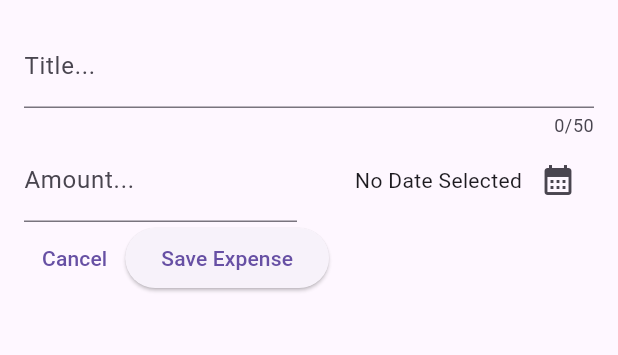
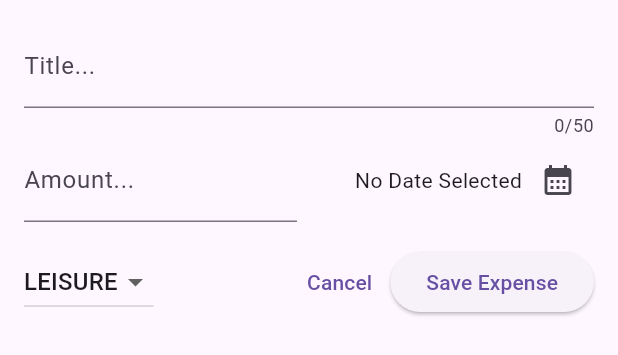
Before and after one commit to upendraTRL/ExpenseTracker, a Flutter app: the NewExpense widget shown alone on an empty page, opened directly, on a phone screen of 412 x 824 dp. Shown: the top 355 px of the screen. Run offline on Flutter 3.47's test engine with Material 2 defaults, Android fonts, the phone set to English and light mode, and no system bars.

Commit message:
Dropdown button added.

```diff
--- a/lib/widgets/new_expense.dart
+++ b/lib/widgets/new_expense.dart
@@ -1,8 +1,5 @@
+import 'package:expense_tracker/models/expense.dart';
 import 'package:flutter/material.dart';
-
-import 'package:intl/intl.dart';
-
-final formatter = DateFormat.yMd();
 
 class NewExpense extends StatefulWidget {
   const NewExpense({super.key});
@@ -17,6 +14,7 @@ class _NewExpenseState extends State<NewExpense> {
   final _titleController = TextEditingController();
   final _amountController = TextEditingController();
   DateTime? _selectedDate;
+  Category _selectedCategory = Category.leisure;
 
   //Date Picker
   void _presentDatePicker() async {
@@ -90,8 +88,32 @@ class _NewExpenseState extends State<NewExpense> {
               )
             ],
           ),
+          const SizedBox(height: 16),
           Row(
             children: [
+              DropdownButton(
+                value: _selectedCategory,
+                items: Category.values
+                    .map(
+                      (category) => DropdownMenuItem(
+                        value: category,
+                        child: Text(
+                          category.name.toUpperCase(),
+                        ),
+                      ),
+                    )
+                    .toList(),
+                onChanged: (value) {
+                  print(value);
+                  if (value == null) {
+                    return;
+                  }
+                  setState(() {
+                    _selectedCategory = value;
+                  });
+                },
+              ),
+              const Spacer(),
               TextButton(
                 onPressed: () {
                   Navigator.pop(context);
```
